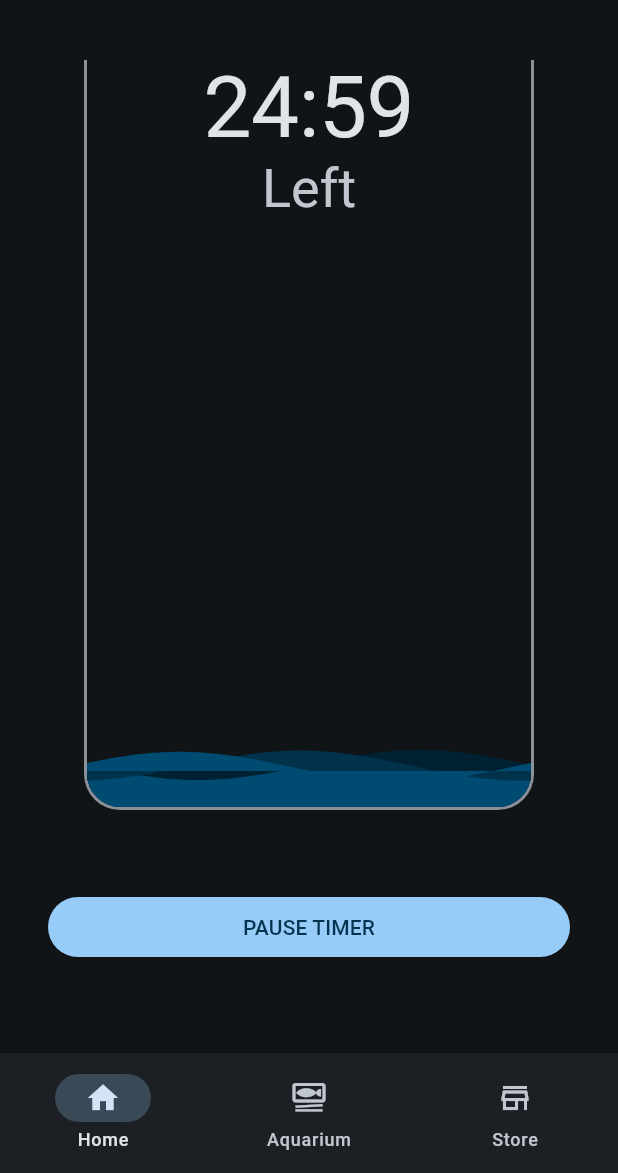
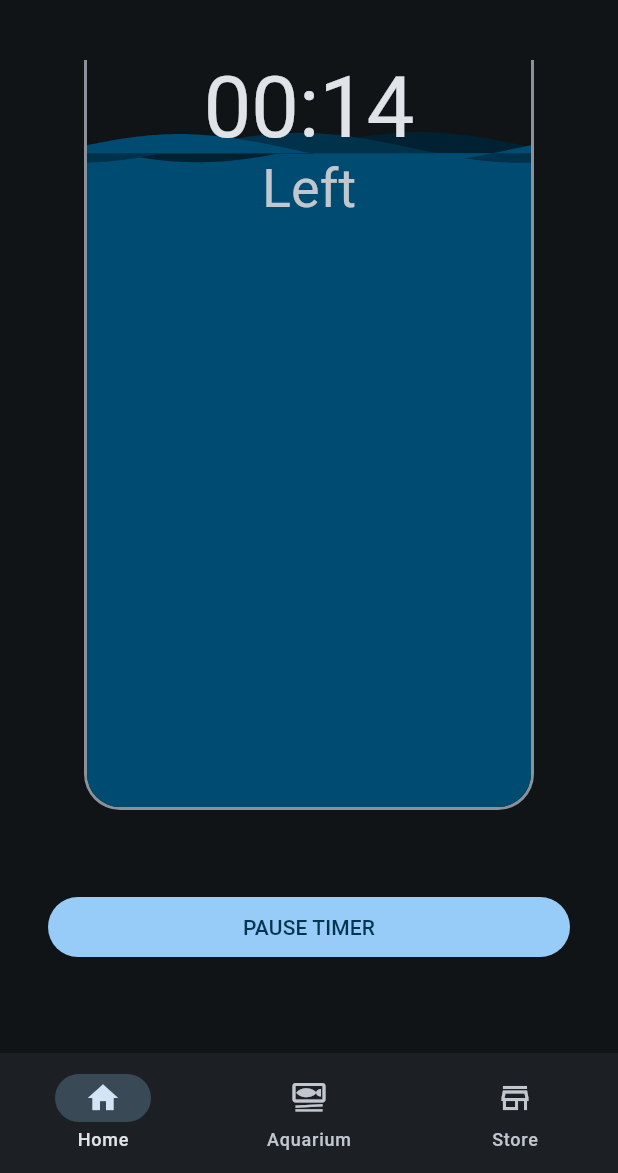
Before and after one commit to apoleon33/marine_focus, a Flutter app: the screen it shows after launch, after a tap on "START TIMER", on a phone screen of 412 x 824 dp, the part 63-1236 px from its top. Run offline on Flutter 3.47's test engine with Material 3 defaults, Android fonts, the phone set to English and light mode, and no system bars; drawn by our look-alikes of wave.

Commit message:
Pomodoro rotation included in `home.dart`

```diff
--- a/lib/routes/home.dart
+++ b/lib/routes/home.dart
@@ -1,4 +1,5 @@
 import 'package:flutter/material.dart';
+import 'package:marine_focus/util/timer/already_started_pomodoro_timer.dart';
 import 'package:marine_focus/util/timer/pomodoro_states.dart';
 import 'package:marine_focus/util/timer/pomodoro_types.dart';
 import 'package:marine_focus/widgets/bottle.dart';
@@ -15,6 +16,7 @@ class Home extends StatefulWidget {
 class _HomeState extends State<Home> {
   late PomodoroTimer _pomodoroTimer;
   late ButtonState buttonState;
+  int _pomodoroIndex = 0;
 
   @override
   void initState() {
@@ -22,7 +24,10 @@ class _HomeState extends State<Home> {
 
     buttonState = ButtonState.start;
 
-    pomodoroTimer = PomodoroTimer();
+    pomodoroTimer = AlreadyStartedPomodoroTimer(
+      initialDuration: const Duration(minutes: 24, seconds: 45),
+      pomodoroTypes: PomodoroTypes.pomodoroSteps[_pomodoroIndex],
+    );
 
     pomodoroTimer.isFinishedNotifier.addListener(() {
       if (pomodoroTimer.isFinished) {
@@ -74,12 +79,16 @@ class _HomeState extends State<Home> {
         },
       );
     });
+
+    _pomodoroIndex = (_pomodoroIndex + 1) % PomodoroTypes.pomodoroSteps.length;
     pomodoroTimer = PomodoroTimer(
-      pomodoroTypes: PomodoroTypes.shortBreak,
+      pomodoroTypes: PomodoroTypes.pomodoroSteps[_pomodoroIndex],
       pomodoroState: PomodoroState.notStarted,
     );
 
-    _toggleButton();
+    setState(() {
+      buttonState = ButtonState.start;
+    });
   }
 
   @override
```
